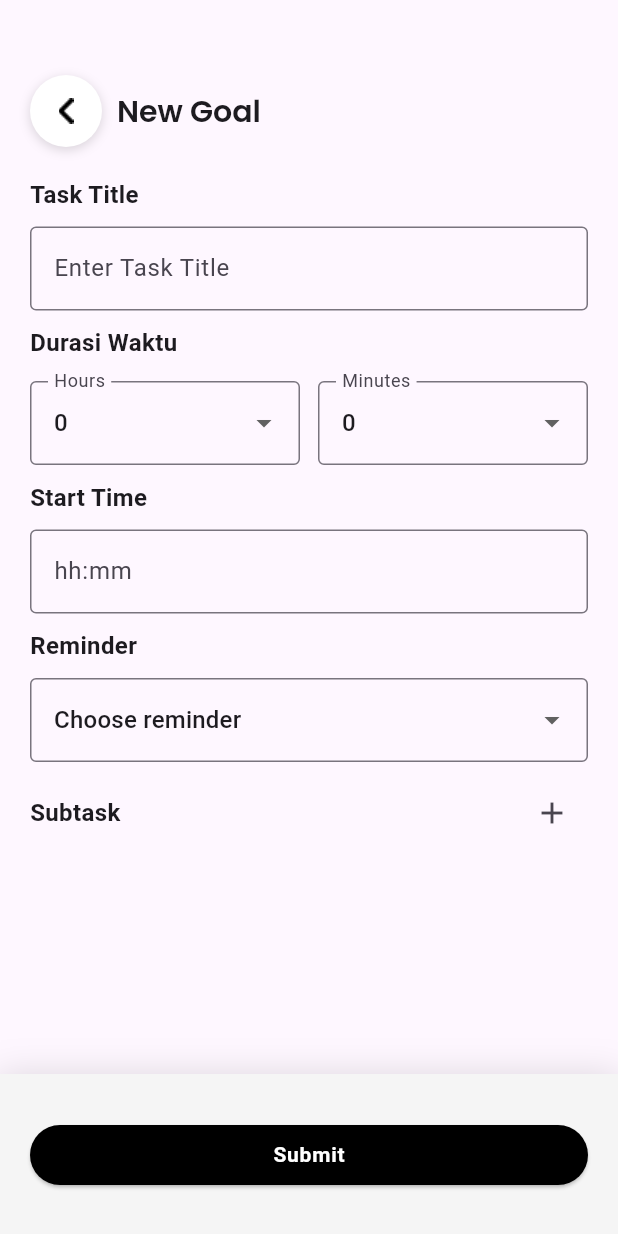
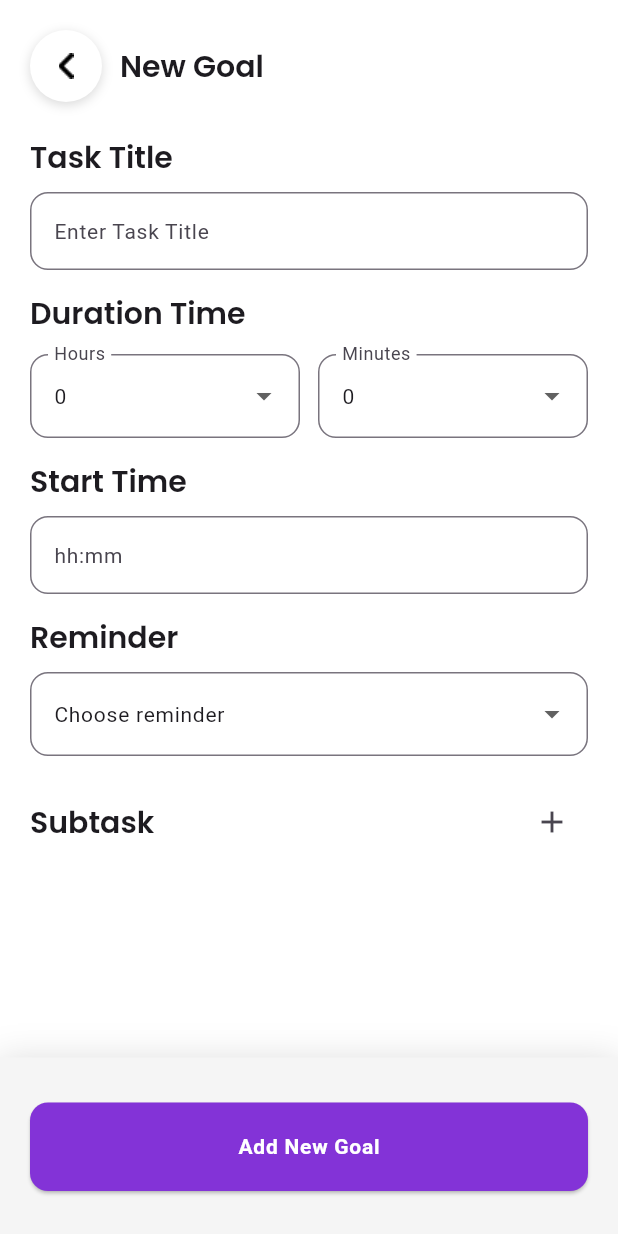
Before and after one commit to elrenoel/hackathon_app, a Flutter app: the InputGoalPage screen opened directly, on a phone screen of 412 x 824 dp. Run offline on Flutter 3.47's test engine with Material 3 defaults, Android fonts, the phone set to English and light mode, and no system bars; our stand-ins replace google_fonts, shared_preferences; accounts and stored records are empty; project files that could hold a hidden picture were left out.

Commit message:
goal design

```diff
--- a/lib/pages/input_goal_page.dart
+++ b/lib/pages/input_goal_page.dart
@@ -1,4 +1,5 @@
 // import 'dart:convert';
+import 'package:hackathon_app/color/app_colors.dart';
 import 'package:hackathon_app/services/todo_service.dart';
 import 'package:flutter/material.dart';
 import 'package:hackathon_app/widgets/input_new_goal_widget/duration_time_task.dart';
@@ -57,6 +58,7 @@ class _InputGoalPageState extends State<InputGoalPage> {
   @override
   Widget build(BuildContext context) {
     return Scaffold(
+      backgroundColor: Colors.white,
       bottomNavigationBar: Container(
         width: double.infinity,
         decoration: BoxDecoration(
@@ -113,9 +115,15 @@ class _InputGoalPageState extends State<InputGoalPage> {
             //     print(const JsonEncoder.withIndent('  ').convert(tasks));
             //   });
             // },
-            style: ElevatedButton.styleFrom(backgroundColor: Colors.black),
+            style: ElevatedButton.styleFrom(
+              backgroundColor: AppColors.violet300,
+              padding: EdgeInsets.symmetric(vertical: 20),
+              shape: RoundedRectangleBorder(
+                borderRadius: BorderRadiusGeometry.circular(12),
+              ),
+            ),
             child: Text(
-              'Submit',
+              'Add New Goal',
               style: Theme.of(
                 context,
               ).textTheme.labelMedium?.copyWith(color: Colors.white),
@@ -123,11 +131,14 @@ class _InputGoalPageState extends State<InputGoalPage> {
           ),
         ),
       ),
-      body: Padding(
-        padding: const EdgeInsets.only(top: 50, right: 20, left: 20),
+      body: SafeArea(
+        child: SingleChildScrollView(
+          padding: const EdgeInsets.fromLTRB(20, 20, 20, 140),
           child: Column(
+            crossAxisAlignment: CrossAxisAlignment.start,
+            mainAxisSize: MainAxisSize.min, // ⬅️ PENTING
             children: [
-            // Header
+              // ===== HEADER =====
               Row(
                 children: [
                   Container(
@@ -138,19 +149,17 @@ class _InputGoalPageState extends State<InputGoalPage> {
                         BoxShadow(
                           // ignore: deprecated_member_use
                           color: Colors.black.withOpacity(0.15),
-                        offset: const Offset(0, 2), // y = 2
                           blurRadius: 6,
+                          offset: const Offset(0, 2),
                         ),
                       ],
                     ),
                     child: IconButton(
-                    onPressed: () {
-                      Navigator.pop(context);
-                    },
+                      onPressed: () => Navigator.pop(context),
                       icon: Image.asset('assets/icons/backbtn.png'),
                     ),
                   ),
-                SizedBox(width: 10),
+                  const SizedBox(width: 12),
                   Text(
                     'New Goal',
                     style: Theme.of(context).textTheme.headlineMedium,
@@ -158,27 +167,22 @@ class _InputGoalPageState extends State<InputGoalPage> {
                 ],
               ),
 
-            SizedBox(height: 20),
+              const SizedBox(height: 24),
 
-            FieldTaskTitle(
-              onChanged: (value) {
-                valueTaskTitle = value;
-              },
+              // ===== TASK TITLE =====
+              FieldTaskTitle(onChanged: (value) => valueTaskTitle = value),
+
+              const SizedBox(height: 16),
+
+              // ===== DURATION =====
+              DurationTimeTask(
+                onChangedHours: (value) => valueDurationHours = value,
+                onChangedMinutes: (value) => valueDurationMinutes = value,
               ),
 
-            SizedBox(height: 10),
+              const SizedBox(height: 16),
 
-            DurationTimeTask(
-              onChangedHours: (value) {
-                valueDurationHours = value;
-              },
-              onChangedMinutes: (value) {
-                valueDurationMinutes = value;
-              },
-            ),
-
-            SizedBox(height: 10),
-
+              // ===== START TIME =====
               StartTimeTask(
                 selectedTime: _startTime,
                 onChanged: (value) {
@@ -188,22 +192,17 @@ class _InputGoalPageState extends State<InputGoalPage> {
                 },
               ),
 
-            SizedBox(height: 10),
+              const SizedBox(height: 16),
 
-            ReminderTask(
-              onChangedReminder: (value) {
-                valueReminder = value;
-              },
+              // ===== REMINDER =====
+              ReminderTask(onChangedReminder: (value) => valueReminder = value),
+
+              const SizedBox(height: 20),
+
+              // ===== SUBTASK =====
+              SubTaskSection(onChanged: (value) => subTasks = value),
+            ],
           ),
-
-            SizedBox(height: 10),
-
-            SubTaskSection(
-              onChanged: (List<SubTask> value) {
-                subTasks = value;
-              },
-            ),
-          ],
         ),
       ),
     );
--- a/lib/widgets/home_page_widget/goals_today.dart
+++ b/lib/widgets/home_page_widget/goals_today.dart
@@ -71,7 +71,6 @@ class _GoalsTodayState extends State<GoalsToday> {
                 ),
               ),
 
-              // ===== ADD TODO =====
               IconButton(
                 onPressed: () async {
                   final result = await Navigator.push<bool>(
@@ -92,7 +91,6 @@ class _GoalsTodayState extends State<GoalsToday> {
 
           const SizedBox(height: 10),
 
-          // ===== LIST TODO =====
           if (_loading)
             const Padding(
               padding: EdgeInsets.all(16),
@@ -161,16 +159,7 @@ class _GoalsTodayState extends State<GoalsToday> {
                 );
               },
             ),
-<<<<<<< HEAD
-        ],
-      ),
-=======
-          ],
-        ),
-
           const SizedBox(height: 10),
-
-        // ===== LIST TODO =====
           if (_loading)
             const Padding(
               padding: EdgeInsets.all(16),
@@ -265,7 +254,7 @@ class _GoalsTodayState extends State<GoalsToday> {
               },
             ),
         ],
->>>>>>> a9f624570b6d7a54de34e41432aabee3ac83db34
+      ),
     );
   }
 }
--- a/lib/widgets/input_new_goal_widget/duration_time_task.dart
+++ b/lib/widgets/input_new_goal_widget/duration_time_task.dart
@@ -1,4 +1,5 @@
 import 'package:flutter/material.dart';
+import 'package:hackathon_app/color/app_colors.dart';
 
 class DurationTimeTask extends StatefulWidget {
   final ValueChanged<int>? onChangedHours;
@@ -23,9 +24,9 @@ class _DurationTimeTaskState extends State<DurationTimeTask> {
     return Column(
       crossAxisAlignment: CrossAxisAlignment.start,
       children: [
-        const Text(
-          'Durasi Waktu',
-          style: TextStyle(fontWeight: FontWeight.w600),
+        Text(
+          'Duration Time',
+          style: Theme.of(context).textTheme.headlineMedium,
         ),
         const SizedBox(height: 14),
         Row(
@@ -34,10 +35,15 @@ class _DurationTimeTaskState extends State<DurationTimeTask> {
             Expanded(
               child: DropdownButtonFormField<int>(
                 initialValue: valueHours,
-                decoration: const InputDecoration(
+                menuMaxHeight: 240,
+                decoration: InputDecoration(
                   labelText: 'Hours',
-                  border: OutlineInputBorder(),
+                  border: OutlineInputBorder(
+                    borderRadius: BorderRadius.circular(12),
+                    borderSide: const BorderSide(color: AppColors.violet300),
+                  ),
                 ),
+                style: Theme.of(context).textTheme.labelSmall,
                 items: List.generate(25, (index) {
                   return DropdownMenuItem<int>(
                     value: index,
@@ -61,10 +67,15 @@ class _DurationTimeTaskState extends State<DurationTimeTask> {
             Expanded(
               child: DropdownButtonFormField<int>(
                 initialValue: valueMinutes,
-                decoration: const InputDecoration(
+                menuMaxHeight: 240,
+                decoration: InputDecoration(
                   labelText: 'Minutes',
-                  border: OutlineInputBorder(),
+                  border: OutlineInputBorder(
+                    borderRadius: BorderRadius.circular(12),
+                    borderSide: const BorderSide(color: AppColors.violet300),
+                  ),
                 ),
+                style: Theme.of(context).textTheme.labelSmall,
                 items: List.generate(61, (index) {
                   return DropdownMenuItem(value: index, child: Text('$index'));
                 }),
--- a/lib/widgets/input_new_goal_widget/field_task_title.dart
+++ b/lib/widgets/input_new_goal_widget/field_task_title.dart
@@ -1,4 +1,5 @@
 import 'package:flutter/material.dart';
+import 'package:hackathon_app/color/app_colors.dart';
 
 class FieldTaskTitle extends StatelessWidget {
   final ValueChanged<String> onChanged;
@@ -10,14 +11,18 @@ class FieldTaskTitle extends StatelessWidget {
     return Column(
       crossAxisAlignment: CrossAxisAlignment.start,
       children: [
-        Text('Task Title'),
+        Text('Task Title', style: Theme.of(context).textTheme.headlineMedium),
         SizedBox(height: 10),
         TextField(
           onChanged: onChanged,
           decoration: InputDecoration(
             hintText: 'Enter Task Title',
-            border: OutlineInputBorder(),
+            border: OutlineInputBorder(
+              borderRadius: BorderRadius.circular(12),
+              borderSide: BorderSide(color: AppColors.violet300),
+            ),
           ),
+          style: Theme.of(context).textTheme.labelSmall,
         ),
       ],
     );
--- a/lib/widgets/input_new_goal_widget/reminder_task.dart
+++ b/lib/widgets/input_new_goal_widget/reminder_task.dart
@@ -1,4 +1,5 @@
 import 'package:flutter/material.dart';
+import 'package:hackathon_app/color/app_colors.dart';
 
 class ReminderTask extends StatefulWidget {
   final ValueChanged<String>? onChangedReminder;
@@ -17,12 +18,17 @@ class _ReminderTaskState extends State<ReminderTask> {
     return Column(
       crossAxisAlignment: CrossAxisAlignment.start,
       children: [
-        Text('Reminder'),
+        Text('Reminder', style: Theme.of(context).textTheme.headlineMedium),
         SizedBox(height: 10),
 
         DropdownButtonFormField<String>(
           initialValue: valueReminder,
-          decoration: const InputDecoration(border: OutlineInputBorder()),
+          decoration: InputDecoration(
+            border: OutlineInputBorder(
+              borderRadius: BorderRadius.circular(12),
+              borderSide: const BorderSide(color: AppColors.violet300),
+            ),
+          ),
           items: [
             DropdownMenuItem(
               value: 'noReminder',
@@ -38,6 +44,7 @@ class _ReminderTaskState extends State<ReminderTask> {
             });
             widget.onChangedReminder?.call(value!);
           },
+          style: Theme.of(context).textTheme.labelSmall,
         ),
       ],
     );
--- a/lib/widgets/input_new_goal_widget/start_time_task.dart
+++ b/lib/widgets/input_new_goal_widget/start_time_task.dart
@@ -1,4 +1,5 @@
 import 'package:flutter/material.dart';
+import 'package:hackathon_app/color/app_colors.dart' show AppColors;
 
 class StartTimeTask extends StatelessWidget {
   final DateTime? selectedTime;
@@ -16,7 +17,7 @@ class StartTimeTask extends StatelessWidget {
     return Column(
       crossAxisAlignment: CrossAxisAlignment.start,
       children: [
-        const Text('Start Time'),
+        Text('Start Time', style: Theme.of(context).textTheme.headlineMedium),
         const SizedBox(height: 10),
         TextField(
           readOnly: true,
@@ -37,13 +38,17 @@ class StartTimeTask extends StatelessWidget {
                 time.minute,
               );
 
-              onChanged(pickedDateTime); // 🔥 KIRIM DATETIME
+              onChanged(pickedDateTime);
             }
           },
-          decoration: const InputDecoration(
+          decoration: InputDecoration(
             hintText: 'hh:mm',
-            border: OutlineInputBorder(),
+            border: OutlineInputBorder(
+              borderRadius: BorderRadius.circular(12),
+              borderSide: const BorderSide(color: AppColors.violet300),
+            ),
           ),
+          style: Theme.of(context).textTheme.labelSmall,
         ),
       ],
     );
--- a/lib/widgets/input_new_goal_widget/sub_task_section.dart
+++ b/lib/widgets/input_new_goal_widget/sub_task_section.dart
@@ -26,13 +26,19 @@ class _SubTaskSectionState extends State<SubTaskSection> {
 
   @override
   Widget build(BuildContext context) {
-    return Expanded(
-      child: Column(
+    return Column(
+      mainAxisSize: MainAxisSize.min, // ⬅️ WAJIB
       crossAxisAlignment: CrossAxisAlignment.start,
       children: [
+        // ===== HEADER =====
         Row(
           children: [
-              const Expanded(child: Text('Subtask')),
+            Expanded(
+              child: Text(
+                'Subtask',
+                style: Theme.of(context).textTheme.headlineMedium,
+              ),
+            ),
             IconButton(
               icon: const Icon(Icons.add),
               onPressed: () {
@@ -42,6 +48,7 @@ class _SubTaskSectionState extends State<SubTaskSection> {
           ],
         ),
 
+        // ===== INPUT ADD SUBTASK =====
         if (isAdding)
           Container(
             margin: const EdgeInsets.only(bottom: 12),
@@ -59,6 +66,7 @@ class _SubTaskSectionState extends State<SubTaskSection> {
                       hintText: 'Subtask title',
                       border: InputBorder.none,
                     ),
+                    style: Theme.of(context).textTheme.labelSmall,
                   ),
                 ),
                 IconButton(
@@ -79,10 +87,14 @@ class _SubTaskSectionState extends State<SubTaskSection> {
             ),
           ),
 
-          Expanded(
-            child: SingleChildScrollView(
-              child: Column(
-                children: subTaskList.map((subTask) {
+        // ===== LIST SUBTASK =====
+        ListView.builder(
+          shrinkWrap: true, // ⬅️ KRUSIAL
+          physics: const NeverScrollableScrollPhysics(),
+          itemCount: subTaskList.length,
+          itemBuilder: (context, index) {
+            final subTask = subTaskList[index];
+
             return Container(
               width: double.infinity,
               margin: const EdgeInsets.only(bottom: 8),
@@ -94,7 +106,6 @@ class _SubTaskSectionState extends State<SubTaskSection> {
                   BoxShadow(
                     offset: const Offset(1, 1),
                     blurRadius: 3,
-                          // ignore: deprecated_member_use
                     color: Colors.black.withOpacity(0.15),
                   ),
                 ],
@@ -104,12 +115,9 @@ class _SubTaskSectionState extends State<SubTaskSection> {
                 style: Theme.of(context).textTheme.bodyLarge,
               ),
             );
-                }).toList(),
-              ),
-            ),
+          },
         ),
       ],
-      ),
     );
   }
 }
```
Lines whose indentation alone changed are shown as unchanged.
